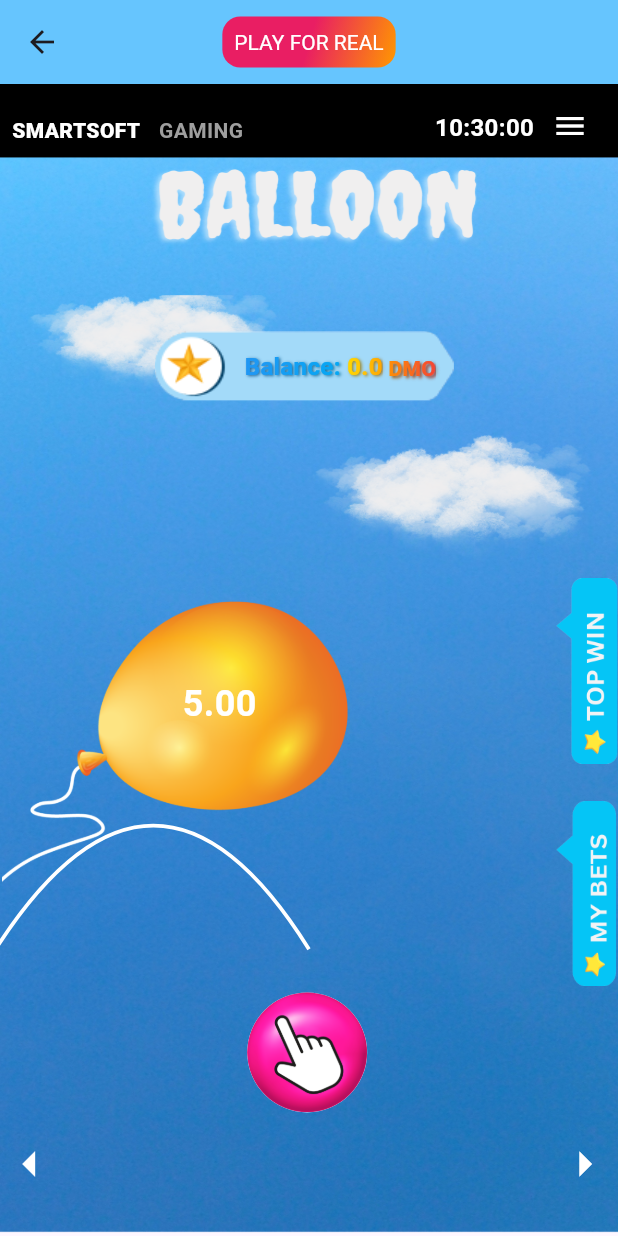
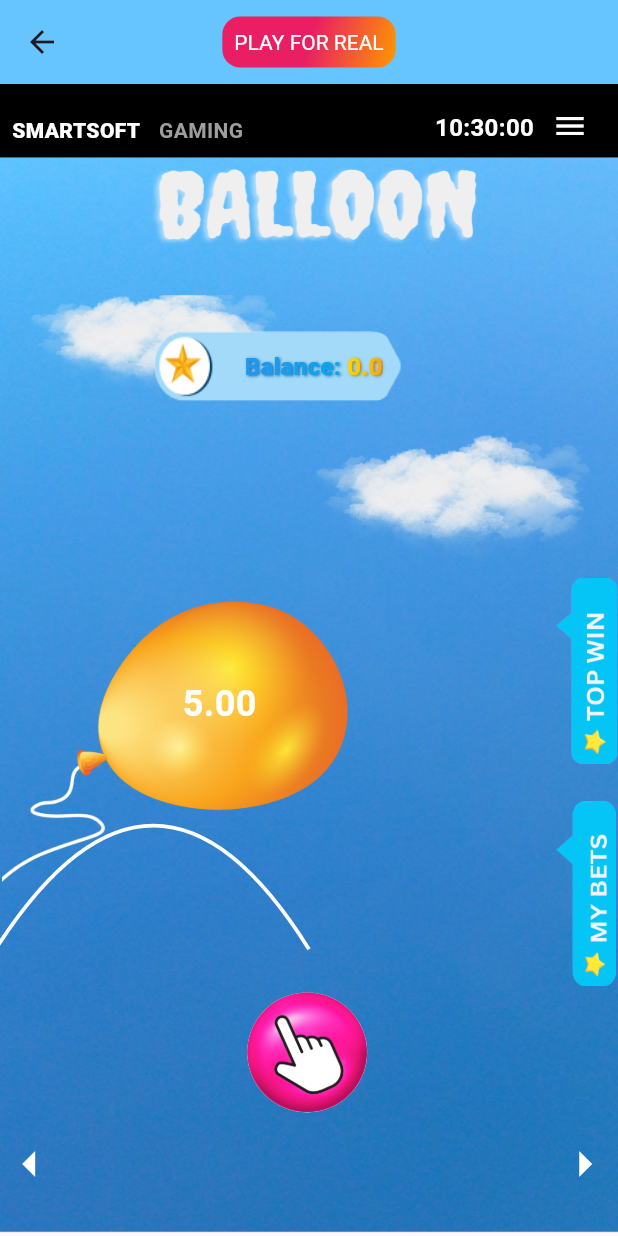
Before and after one commit to SuryavanshiAman/balloon, a Flutter app: the BalloonScreen screen opened by its route, on a phone screen of 412 x 824 dp. Run offline on Flutter 3.47's test engine with Material 3 defaults, Android fonts, the phone set to English and light mode, and no system bars; our stand-ins replace country_code_picker, flutter_styled_toast, lottie, matcher, share_plus, shared_preferences; accounts and stored records are empty; network calls fail; project files that could hold a hidden picture were left out.

Commit message:
13 commit

```diff
--- a/lib/view/game_screen.dart
+++ b/lib/view/game_screen.dart
@@ -97,7 +97,7 @@ class _BalloonScreenState extends State<BalloonScreen>
         double.tryParse(amountList.amountResponse?.data?[gameController.selectedIndex].amount.toString()??"") ??
             0.0;
     gameController
-        .setMultipliedValue(gameController.multipliedValue + selectedValue/1000);
+        .setMultipliedValue(gameController.multipliedValue + selectedValue/50);
 
     // Random chance for balloon to burst
     if(profile=="1"){
@@ -113,7 +113,10 @@ class _BalloonScreenState extends State<BalloonScreen>
         );
       }
     }else{
-      if (_random.nextDouble() < 0.03 + (gameController.balloonSize / 1000)) {
+      if (
+      100 < 0.03 + (gameController.balloonSize / 1000)
+      // _random.nextDouble() < 0.03 + (gameController.balloonSize / 1000)
+      ) {
         final amountList= Provider.of<AmountListViewModel>(context, listen: false);
         gameController.setBlast(true);
         _showBurstAnimation(gameController);
@@ -204,7 +207,7 @@ class _BalloonScreenState extends State<BalloonScreen>
   // }
 
   void _startTimer(GameController gameController) {
-    _timer = Timer.periodic(Duration(milliseconds: 900), (timer) {
+    _timer = Timer.periodic(Duration(milliseconds:550), (timer) {
      gameController.balloonSize!=width? _increaseSize(gameController):_startFlying(gameController);
 
       print("Aman:${gameController.balloonSize}");
@@ -411,25 +414,25 @@ class _BalloonScreenState extends State<BalloonScreen>
                                   ),
                                 ),
                               ),
-                              WidgetSpan(
-                                child: GradientText(
-                                  text: ' DMO',
-                                  style: const TextStyle(
-                                    fontSize: 14,
-                                    fontWeight: FontWeight.w600,
-                                    shadows: [
-                                      Shadow(
-                                        offset: Offset(1.5, 1.5),
-                                        blurRadius: 2.0,
-                                        color: Colors.grey,
-                                      ),
-                                    ],
-                                  ),
-                                  gradient: LinearGradient(
-                                    colors: [Colors.orange, Colors.red],
-                                  ),
-                                ),
-                              ),
+                              // WidgetSpan(
+                              //   child: GradientText(
+                              //     text: ' DMO',
+                              //     style: const TextStyle(
+                              //       fontSize: 14,
+                              //       fontWeight: FontWeight.w600,
+                              //       shadows: [
+                              //         Shadow(
+                              //           offset: Offset(1.5, 1.5),
+                              //           blurRadius: 2.0,
+                              //           color: Colors.grey,
+                              //         ),
+                              //       ],
+                              //     ),
+                              //     gradient: LinearGradient(
+                              //       colors: [Colors.orange, Colors.red],
+                              //     ),
+                              //   ),
+                              // ),
                             ],
                           ),
                         ),
@@ -825,22 +828,22 @@ class _BalloonScreenState extends State<BalloonScreen>
                                       ),
                                     ),
                                   ),
-                                  Transform.translate(
-                                    offset:
-                                        isSelected ? Offset(0, -8) : Offset(0, 0),
-                                    child: Text(
-                                      'DMO',
-                                      style: TextStyle(
-                                        fontSize: isSelected ? 16 : 12,
-                                        fontWeight: isSelected
-                                            ? FontWeight.w900
-                                            : FontWeight.normal,
-                                        color: isSelected
-                                            ? Colors.white
-                                            : Colors.white54,
-                                      ),
-                                    ),
-                                  ),
+                                  // Transform.translate(
+                                  //   offset:
+                                  //       isSelected ? Offset(0, -8) : Offset(0, 0),
+                                  //   child: Text(
+                                  //     'DMO',
+                                  //     style: TextStyle(
+                                  //       fontSize: isSelected ? 16 : 12,
+                                  //       fontWeight: isSelected
+                                  //           ? FontWeight.w900
+                                  //           : FontWeight.normal,
+                                  //       color: isSelected
+                                  //           ? Colors.white
+                                  //           : Colors.white54,
+                                  //     ),
+                                  //   ),
+                                  // ),
                                 ],
                               ),
                             );
```
